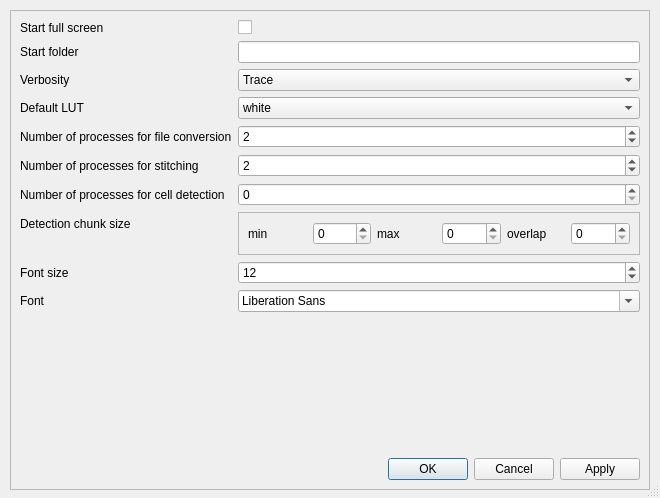
The window that ClearMap/gui/creator/preferences_editor.ui (ClearAnatomics/ClearMap) describes before a commit, drawn with Qt 5.
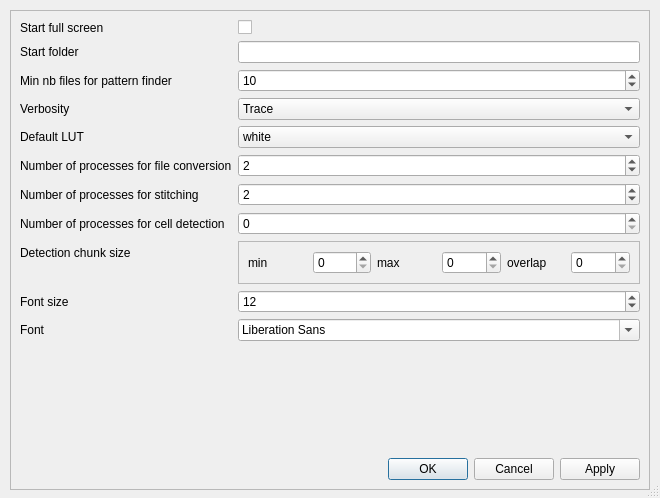
The same window after the commit.

Commit message: Makes number of files for PatternFinder option in preferences

The edit to the form file:
```diff
--- a/ClearMap/gui/creator/preferences_editor.ui
+++ b/ClearMap/gui/creator/preferences_editor.ui
@@ -53,14 +53,14 @@
     <layout class="QVBoxLayout" name="verticalLayout_2">
      <item>
       <layout class="QFormLayout" name="formLayout">
-       <item row="2" column="0">
+       <item row="3" column="0">
         <widget class="QLabel" name="label">
          <property name="text">
           <string>Verbosity</string>
          </property>
         </widget>
        </item>
-       <item row="2" column="1">
+       <item row="3" column="1">
         <widget class="QComboBox" name="verbosityComboBox">
          <item>
           <property name="text">
@@ -94,14 +94,14 @@
          </item>
         </widget>
        </item>
-       <item row="7" column="0">
+       <item row="8" column="0">
         <widget class="QLabel" name="label_2">
          <property name="text">
           <string>Number of processes for file conversion</string>
          </property>
         </widget>
        </item>
-       <item row="7" column="1">
+       <item row="8" column="1">
         <widget class="QSpinBox" name="nProcessesFileConversionSpinBox">
          <property name="minimum">
           <number>-1</number>
@@ -111,24 +111,24 @@
          </property>
         </widget>
        </item>
-       <item row="10" column="0">
+       <item row="11" column="0">
         <widget class="QLabel" name="label_4">
          <property name="text">
           <string>Number of processes for cell detection</string>
          </property>
         </widget>
        </item>
-       <item row="10" column="1">
+       <item row="11" column="1">
         <widget class="QSpinBox" name="nProcessesCellDetectionSpinBox"/>
        </item>
-       <item row="11" column="0">
+       <item row="12" column="0">
         <widget class="QLabel" name="label_5">
          <property name="text">
           <string>Detection chunk size</string>
          </property>
         </widget>
        </item>
-       <item row="11" column="1">
+       <item row="12" column="1">
         <widget class="QFrame" name="frame_2">
          <property name="frameShape">
           <enum>QFrame::StyledPanel</enum>
@@ -201,14 +201,14 @@
        <item row="1" column="1">
         <widget class="QLineEdit" name="startFolderLineEdit"/>
        </item>
-       <item row="3" column="0">
+       <item row="4" column="0">
         <widget class="QLabel" name="label_10">
          <property name="text">
           <string>Default LUT</string>
          </property>
         </widget>
        </item>
-       <item row="3" column="1">
+       <item row="4" column="1">
         <widget class="QComboBox" name="lutComboBox">
          <item>
           <property name="text">
@@ -222,14 +222,14 @@
          </item>
         </widget>
        </item>
-       <item row="8" column="0">
+       <item row="9" column="0">
         <widget class="QLabel" name="label_11">
          <property name="text">
           <string>Number of processes for stitching</string>
          </property>
         </widget>
        </item>
-       <item row="8" column="1">
+       <item row="9" column="1">
         <widget class="QSpinBox" name="nProcessesStitchingSpinBox">
          <property name="minimum">
           <number>-1</number>
@@ -239,14 +239,14 @@
          </property>
         </widget>
        </item>
-       <item row="12" column="0">
+       <item row="13" column="0">
         <widget class="QLabel" name="label_12">
          <property name="text">
           <string>Font size</string>
          </property>
         </widget>
        </item>
-       <item row="12" column="1">
+       <item row="13" column="1">
         <widget class="QSpinBox" name="fontSizeSpinBox">
          <property name="minimum">
           <number>-1</number>
@@ -256,16 +256,39 @@
          </property>
         </widget>
        </item>
-       <item row="13" column="0">
+       <item row="14" column="0">
         <widget class="QLabel" name="label_13">
          <property name="text">
           <string>Font</string>
          </property>
         </widget>
        </item>
-       <item row="13" column="1">
+       <item row="14" column="1">
         <widget class="QFontComboBox" name="fontComboBox"/>
        </item>
+       <item row="2" column="0">
+        <widget class="QLabel" name="label_14">
+         <property name="toolTip">
+          <string>The base folder when clicking &quot;Source Folder&quot;</string>
+         </property>
+         <property name="text">
+          <string>Min nb files for pattern finder</string>
+         </property>
+        </widget>
+       </item>
+       <item row="2" column="1">
+        <widget class="QSpinBox" name="patternFinderMiNFilesSpinBox">
+         <property name="minimum">
+          <number>1</number>
+         </property>
+         <property name="maximum">
+          <number>65535</number>
+         </property>
+         <property name="value">
+          <number>10</number>
+         </property>
+        </widget>
+       </item>
       </layout>
      </item>
      <item>
```
The commit also changes 3 other files.
